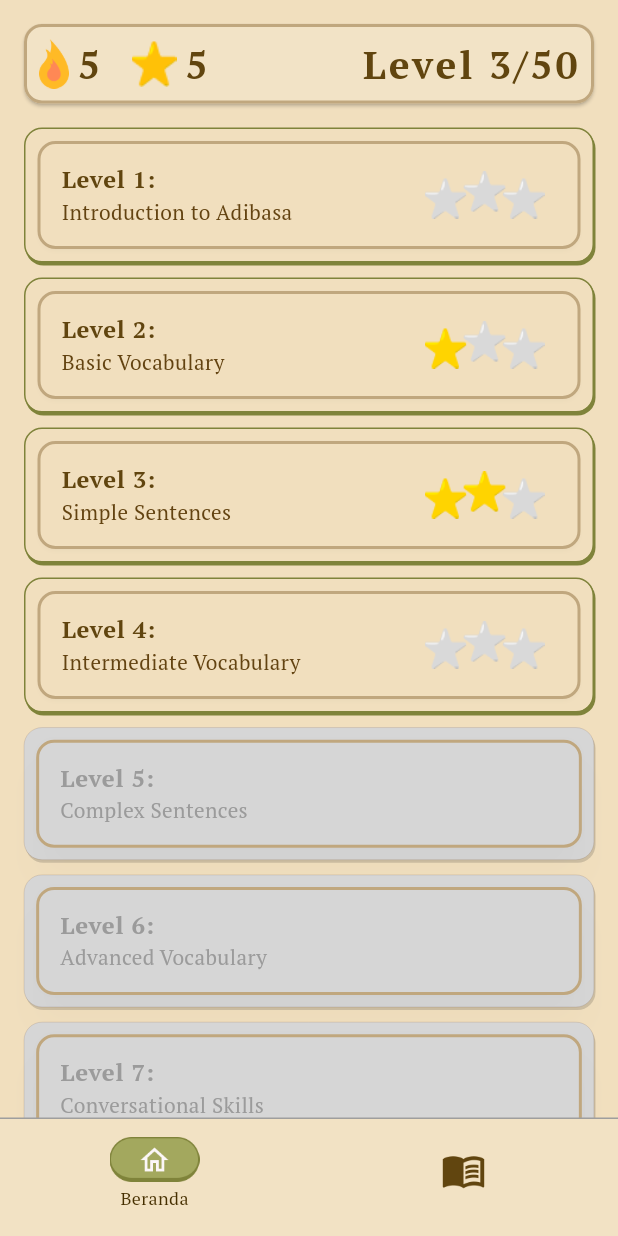
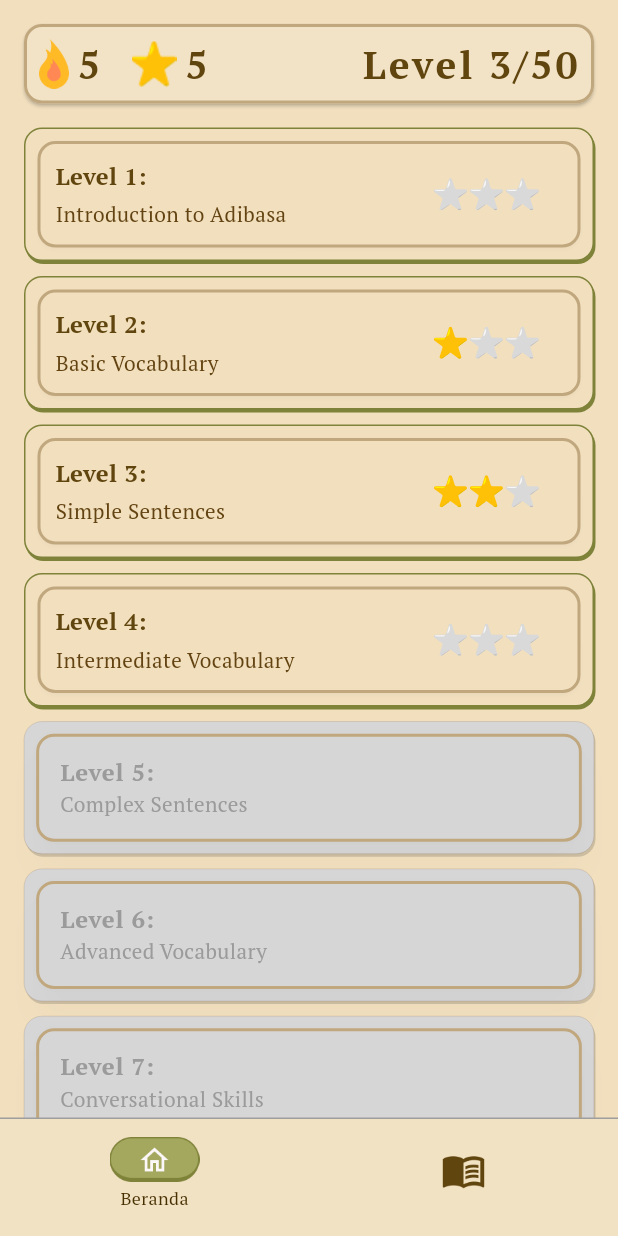
Before and after one commit to Nayzzilar/adibasa_app, a Flutter app: the screen it shows after launch, on a phone screen of 412 x 824 dp. Run offline on Flutter 3.47's test engine with Material 3 defaults, Android fonts, the phone set to English and light mode, and no system bars; our stand-ins replace cloud_firestore, firebase_core, flutter_svg, get, google_fonts; accounts and stored records are empty.

Commit message:
membenari level_unlocked.dart menggunakan star_widget

```diff
--- a/lib/widgets/level_unlocked.dart
+++ b/lib/widgets/level_unlocked.dart
@@ -1,5 +1,6 @@
 import 'package:flutter/material.dart';
 import 'package:adibasa_app/dummy/levels_dummy.dart';
+import '../widgets/star_rating.dart'; // Import widget StarRating kita
 
 class LevelUnlocked extends StatelessWidget {
   final Level level;
@@ -11,57 +12,67 @@ class LevelUnlocked extends StatelessWidget {
       padding: const EdgeInsets.only(right: 16.0, left: 16.0, bottom: 10.0),
       child: Container(
         decoration: BoxDecoration(
-          color: const Color(0xFFF1DFBE), // match Card color
+          color: const Color(0xFFF1DFBE),
           border: Border.all(
-            color: const Color(
-              0xFF7F833A,
-            ), // deeper brown for more visual weight
-            width: 1, // make it thicker
+            color: const Color(0xFF7F833A),
+            width: 1,
           ),
           borderRadius: BorderRadius.circular(12.0),
-          boxShadow: [
+          boxShadow: const [
             BoxShadow(
-              color: const Color(0xFF7F833A),
-              // spreadRadius: 1,
-              // blurRadius: 1,
+              color: Color(0xFF7F833A),
               offset: Offset(1, 2),
             ),
           ],
         ),
         child: Card(
           color: const Color(0xFFF1DFBE),
-          // elevation: 2,
           shadowColor: Colors.black.withOpacity(0.1),
+          child: Padding(
+            padding: const EdgeInsets.all(12.0),
+            child: Row(
+              crossAxisAlignment: CrossAxisAlignment.center,
+              children: [
+                // Kolom untuk judul dan deskripsi level
+                Expanded(
+                  flex: 7,
                   child: Column(
-            mainAxisSize: MainAxisSize.min,
-            children: <Widget>[
-              ListTile(
-                // leading: const Icon(Icons.book, size: 50),
-                title: Text(
-                  '${level.name}:', // <-- Level name
+                    crossAxisAlignment: CrossAxisAlignment.start,
+                    children: [
+                      Text(
+                        '${level.name}:', // Menggunakan title alih-alih name
                         style: const TextStyle(
                           fontSize: 16,
                           color: Color(0xFF61450F),
                           fontWeight: FontWeight.bold,
                         ),
                       ),
-                subtitle: Text(
-                  level.description, // <-- Level description
+                      const SizedBox(height: 4),
+                      Text(
+                        level.description,
                         style: const TextStyle(
                           fontSize: 14,
                           color: Color(0xFF634311),
                         ),
                       ),
-                trailing: Image.asset(
-                  'assets/${level.stars}_stars.png', // <-- GANTI ICON BERDASARKAN STARS
-                  height: 80,
-                  width: 80,
+                    ],
+                  ),
+                ),
+
+                // Widget bintang di sisi kanan
+                Expanded(
+                  flex: 3,
+                  child: StarRating(
+                    starCount: level.stars ?? 0,
+                    size: 22,
+                    spacing: 2,
                   ),
                 ),
               ],
             ),
           ),
         ),
+      ),
     );
   }
 }
--- /dev/null
+++ b/lib/widgets/star_rating.dart
@@ -0,0 +1,42 @@
+import 'package:flutter/material.dart';
+import 'package:flutter_svg/flutter_svg.dart';
+
+class StarRating extends StatelessWidget {
+  final int starCount; // Jumlah bintang yang aktif (1-3)
+  final int totalStars; // Total jumlah bintang (default 3)
+  final double size; // Ukuran bintang
+  final double spacing; // Jarak antar bintang
+  final MainAxisAlignment alignment; // Perataan bintang
+
+  const StarRating({
+    Key? key,
+    required this.starCount,
+    this.totalStars = 3,
+    this.size = 30.0,
+    this.spacing = 8.0,
+    this.alignment = MainAxisAlignment.center,
+  }) : assert(starCount >= 0 && starCount <= totalStars),
+        super(key: key);
+
+  @override
+  Widget build(BuildContext context) {
+    return Row(
+      mainAxisSize: MainAxisSize.min,
+      mainAxisAlignment: alignment,
+      children: List.generate(totalStars, (index) {
+        // Tampilkan bintang aktif jika index < starCount
+        final isActive = index < starCount;
+        return Padding(
+          padding: EdgeInsets.only(right: index < totalStars - 1 ? spacing : 0),
+          child: SvgPicture.asset(
+            isActive
+                ? 'assets/star/star_active.svg'
+                : 'assets/star/star_inactive.svg',
+            height: size,
+            width: size,
+          ),
+        );
+      }),
+    );
+  }
+}
```
Lines whose indentation alone changed are shown as unchanged.
